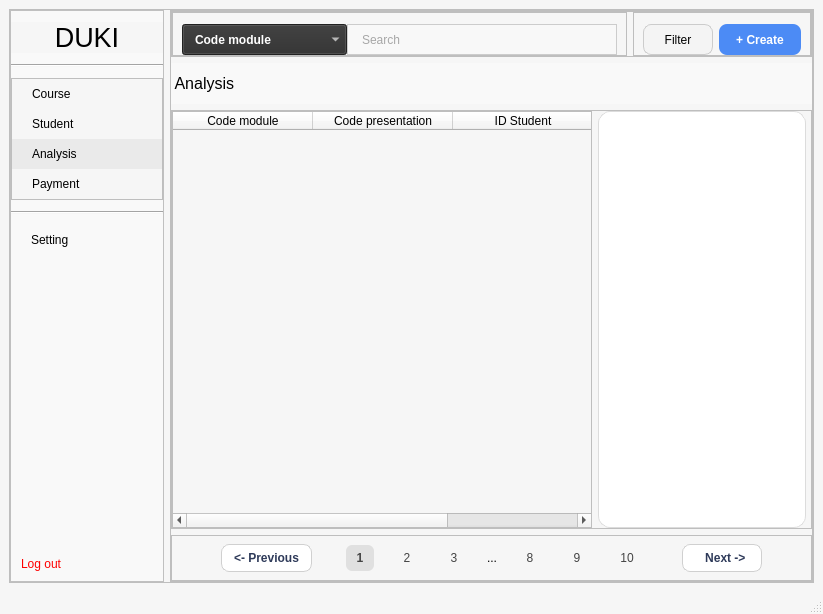
Khiem2112/course-management-ml, file ui/analysis.ui: the form before one commit.
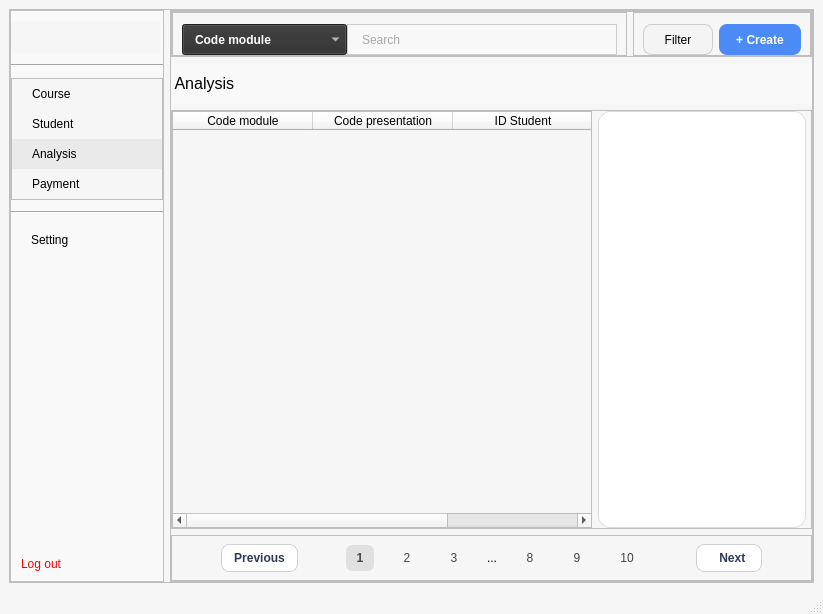
The form after the commit. Icons and pictures are not drawn.

Diff of the .ui file:
```diff
--- a/ui/analysis.ui
+++ b/ui/analysis.ui
@@ -208,6 +208,12 @@
               <verstretch>0</verstretch>
              </sizepolicy>
             </property>
+            <property name="maximumSize">
+             <size>
+              <width>150</width>
+              <height>60</height>
+             </size>
+            </property>
             <property name="font">
              <font>
               <pointsize>20</pointsize>
@@ -217,7 +223,13 @@
              <string notr="true"/>
             </property>
             <property name="text">
-             <string>DUKI</string>
+             <string/>
+            </property>
+            <property name="pixmap">
+             <pixmap>../media/images/Logo DUKI.png</pixmap>
+            </property>
+            <property name="scaledContents">
+             <bool>true</bool>
             </property>
             <property name="alignment">
              <set>Qt::AlignCenter</set>
@@ -767,8 +779,15 @@
                  <verstretch>0</verstretch>
                 </sizepolicy>
                </property>
+               <property name="layoutDirection">
+                <enum>Qt::LeftToRight</enum>
+               </property>
                <property name="text">
-                <string>&lt;- Previous</string>
+                <string>Previous</string>
+               </property>
+               <property name="icon">
+                <iconset>
+                 <normaloff>../media/images/icons/Course/le-Photoroom.png</normaloff>../media/images/icons/Course/le-Photoroom.png</iconset>
                </property>
               </widget>
              </item>
@@ -963,8 +982,15 @@
                  <verstretch>0</verstretch>
                 </sizepolicy>
                </property>
+               <property name="layoutDirection">
+                <enum>Qt::RightToLeft</enum>
+               </property>
                <property name="text">
-                <string>   Next -&gt; </string>
+                <string>   Next </string>
+               </property>
+               <property name="icon">
+                <iconset>
+                 <normaloff>../media/images/icons/Course/ri-Photoroom.png</normaloff>../media/images/icons/Course/ri-Photoroom.png</iconset>
                </property>
               </widget>
              </item>
```
Left out of the diff: 4 changed lines with no effect on the pictures.
